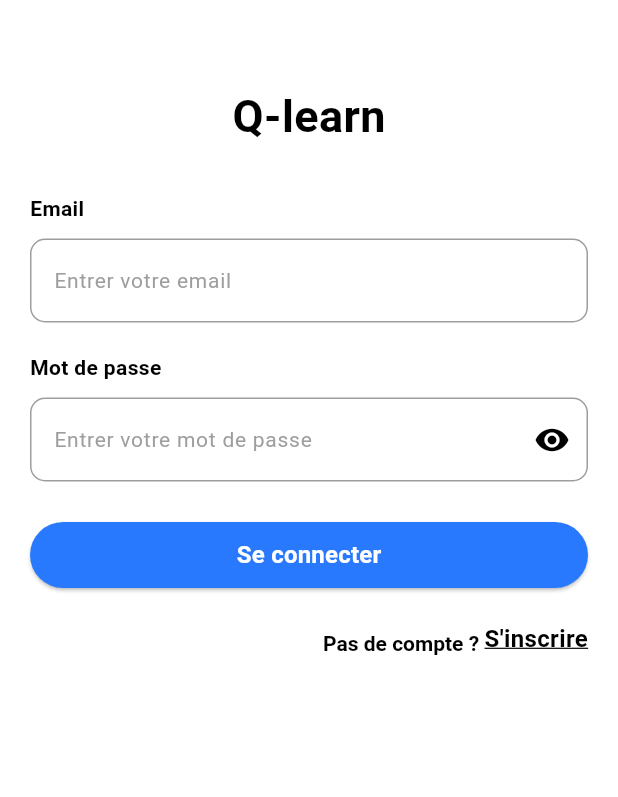
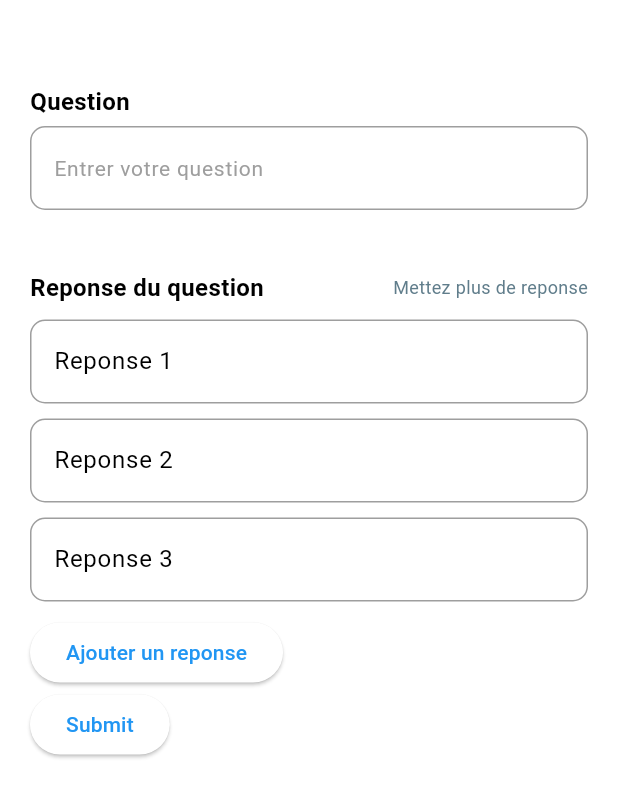
Before and after one commit to RasolomananaOlivier/qlearn, a Flutter app: the screen it shows after launch, on a phone screen of 412 x 824 dp. Shown: the top 797 px of the screen. Run offline on Flutter 3.47's test engine with Material 3 defaults, Android fonts, the phone set to English and light mode, and no system bars; drawn by our look-alikes of flutter_form_builder, oktoast; our stand-ins replace auto_route, dio, flutter_rating_bar, flutter_riverpod, form_builder_validators, get_it and 3 more; missing offline and left inert: awesome_dio_interceptor; generated files the repository leaves out were written again; Roboto replaces fonts that are missing (IBM, Montserrat); statements that could not run were skipped.

Commit message:
feat/init-design-dashboard-for-admin

```diff
--- a/lib/core/config/router/app_router.dart
+++ b/lib/core/config/router/app_router.dart
@@ -10,6 +10,9 @@ import 'package:q_learn/features/quiz_management/domain/models/quiz.dart';
 import 'package:q_learn/features/quiz_participation/presentation/pages/client_home_page.dart';
 import 'package:q_learn/features/quiz_participation/presentation/pages/quizz_page.dart';
 import 'package:q_learn/features/quiz_participation/presentation/pages/result_page.dart';
+import 'package:q_learn/features/admin/presentation/pages/admin_dashboard_page.dart';
+import 'package:q_learn/features/admin/presentation/pages/creation_question_page.dart';
+import 'package:q_learn/features/admin/presentation/pages/creation_quizz_page.dart';
 
 part 'app_router.gr.dart';
 
@@ -27,7 +30,9 @@ class AppRouter extends _$AppRouter implements AutoRouteGuard {
 
     if (authState.user != null ||
         resolver.route.name == LoginRoute.name ||
-        resolver.route.name == RegisterRoute.name) {
+        resolver.route.name == RegisterRoute.name ||
+        resolver.route.name == CreationQuestionRoute.name ||
+        resolver.route.name == CreationQuizzRoute.name) {
       // we continue navigation
       resolver.next();
     } else {
@@ -70,7 +75,7 @@ class AppRouter extends _$AppRouter implements AutoRouteGuard {
         // routes go here
         CustomRoute(
           page: RootRoute.page,
-          initial: true,
+          // initial: true,
           customRouteBuilder: (context, child, page) {
             return CupertinoPageRoute(
               settings: page,
@@ -111,6 +116,42 @@ class AppRouter extends _$AppRouter implements AutoRouteGuard {
             );
           },
         ),
+        /* ___________________________ ADMIN ________________________________  */
+
+        // Creation Question Page in Admin
+        CustomRoute(
+          page: CreationQuestionRoute.page,
+          initial: true,
+          customRouteBuilder: (context, child, page) {
+            return CupertinoPageRoute(
+              settings: page,
+              builder: (context) => child,
+            );
+          },
+        ),
+
+        CustomRoute(
+          page: CreationQuizzRoute.page,
+          customRouteBuilder: (context, child, page) {
+            return CupertinoPageRoute(
+              settings: page,
+              builder: (context) => child,
+            );
+          },
+        ),
+
+        // Admin Dashboard route
+        CustomRoute(
+          page: AdminDashboardRoute.page,
+          customRouteBuilder: (context, child, page) {
+            return CupertinoPageRoute(
+              settings: page,
+              builder: (context) => child,
+            );
+          },
+        ),
+
+/** ________________________________________________________________________ */
 
         CustomRoute(
           page: ResultRoute.page,
--- a/lib/core/config/router/auth_guard.dart
+++ b/lib/core/config/router/auth_guard.dart
@@ -4,7 +4,7 @@ import 'package:q_learn/core/config/router/app_router.dart';
 class AuthGuard extends AutoRouteGuard {
   @override
   void onNavigation(NavigationResolver resolver, StackRouter router) {
-    final authenticated = true; // check if user is authenticated
+    const authenticated = true; // check if user is authenticated
 
     // the navigation is paused until resolver.next() is called with either
     // true to resume/continue navigation or false to abort navigation
--- /dev/null
+++ b/lib/features/admin/presentation/pages/creation_question_page.dart
@@ -0,0 +1,22 @@
+import 'package:auto_route/auto_route.dart';
+import 'package:flutter/material.dart';
+import 'package:q_learn/features/admin/presentation/widgets/create_question_form.dart';
+
+@RoutePage()
+class CreationQuestionPage extends StatelessWidget {
+  const CreationQuestionPage({super.key});
+
+  @override
+  Widget build(BuildContext context) {
+    return Scaffold(
+        appBar: AppBar(),
+        body: const SingleChildScrollView(
+          child: Padding(
+            padding: EdgeInsets.symmetric(horizontal: 20),
+            child: Column(
+              children: [CreateQuestionForm()],
+            ),
+          ),
+        ));
+  }
+}
--- /dev/null
+++ b/lib/features/admin/presentation/widgets/create_question_form.dart
@@ -0,0 +1,158 @@
+import 'package:flutter/material.dart';
+import 'package:flutter_form_builder/flutter_form_builder.dart';
+import 'package:flutter_riverpod/flutter_riverpod.dart';
+import 'package:form_builder_validators/form_builder_validators.dart';
+import 'package:q_learn/core/utils/constants/input_decoration_property.dart';
+
+final questionFormErrorProvider = StateProvider((ref) => QuestionFormError());
+
+class QuestionFormError {
+  String? get question => null;
+}
+
+class CreateQuestionForm extends ConsumerStatefulWidget {
+  const CreateQuestionForm({super.key});
+
+  @override
+  ConsumerState<CreateQuestionForm> createState() => _CreateQuestionFormState();
+}
+
+class _CreateQuestionFormState extends ConsumerState<CreateQuestionForm> {
+  final _formKey = GlobalKey<FormBuilderState>();
+  final List<Widget> _responseFields = [];
+  int _responseCount = 3;
+
+  @override
+  void didChangeDependencies() {
+    super.didChangeDependencies();
+    _addInitialResponseFields();
+  }
+
+  void _addInitialResponseFields() {
+    if (_responseFields.isEmpty) {
+      // Ensure fields are added only once
+      for (int i = 1; i <= _responseCount; i++) {
+        _responseFields.add(_buildResponseField(i));
+      }
+    }
+  }
+
+  Widget _buildResponseField(int index) {
+    return Padding(
+      key: ValueKey('reponse_$index'), // Ajoutez une clé unique
+      padding: const EdgeInsets.only(bottom: 10),
+      child: FormBuilderTextField(
+        name: 'reponse_$index',
+        onChanged: (value) {
+          // Handle value changes if necessary
+        },
+        decoration: InputDecoration(
+          hintText: 'Reponse $index',
+          border: InputDecorationProperty.border(context),
+          enabledBorder: InputDecorationProperty.enabledBorder(),
+        ),
+        validator: FormBuilderValidators.compose([
+          FormBuilderValidators.required(),
+          FormBuilderValidators.maxLength(100),
+        ]),
+      ),
+    );
+  }
+
+  void _addResponseField() {
+    if (_responseCount < 6) {
+      setState(() {
+        _responseCount++;
+        _responseFields.add(_buildResponseField(_responseCount));
+      });
+    }
+  }
+
+  void _onSubmit() {
+    if (_formKey.currentState?.saveAndValidate() ?? false) {
+      // Form is valid, proceed with submission
+      final formData = _formKey.currentState?.value;
+      print('Form Data: $formData');
+      // Handle form submission, e.g., send data to the server or navigate to another page
+    } else {
+      print('Form is invalid');
+    }
+  }
+
+  @override
+  Widget build(BuildContext context) {
+    final questionFormError = ref.watch(questionFormErrorProvider);
+
+    return FormBuilder(
+      key: _formKey,
+      child: Column(
+        mainAxisAlignment: MainAxisAlignment.spaceBetween,
+        crossAxisAlignment: CrossAxisAlignment.start,
+        mainAxisSize: MainAxisSize.max,
+        children: <Widget>[
+          Container(
+            decoration: const BoxDecoration(),
+            child: Column(
+              crossAxisAlignment: CrossAxisAlignment.start,
+              children: [
+                const Text(
+                  'Question',
+                  textAlign: TextAlign.left,
+                  style: TextStyle(
+                    fontSize: 16,
+                    fontWeight: FontWeight.bold,
+                  ),
+                ),
+                const SizedBox(height: 5),
+                FormBuilderTextField(
+                  name: 'content',
+                  keyboardType: TextInputType.text,
+                  onChanged: (value) {
+                    ref.read(questionFormErrorProvider.notifier).state =
+                        QuestionFormError();
+                  },
+                  decoration: InputDecoration(
+                    hintText: 'Entrer votre question',
+                    hintStyle: InputDecorationProperty.hintStyle(),
+                    border: InputDecorationProperty.border(context),
+                    enabledBorder: InputDecorationProperty.enabledBorder(),
+                    errorText: questionFormError.question,
+                  ),
+                  validator: FormBuilderValidators.compose([
+                    FormBuilderValidators.required(),
+                    FormBuilderValidators.minLength(10),
+                  ]),
+                ),
+                const SizedBox(height: 40),
+                const Row(
+                  mainAxisAlignment: MainAxisAlignment.spaceBetween,
+                  children: <Widget>[
+                    Text(
+                      'Reponse du question',
+                      style:
+                          TextStyle(fontSize: 16, fontWeight: FontWeight.bold),
+                    ),
+                    Text(
+                      'Mettez plus de reponse',
+                      style: TextStyle(fontSize: 12, color: Colors.blueGrey),
+                    )
+                  ],
+                ),
+                const SizedBox(height: 10),
+                ..._responseFields,
+                ElevatedButton(
+                  onPressed: _addResponseField,
+                  child: const Text('Ajouter un reponse'),
+                ),
+              ],
+            ),
+          ),
+          ElevatedButton(
+            onPressed: _onSubmit,
+            child: const Text('Submit'),
+          ),
+        ],
+      ),
+    );
+  }
+}
```
Also changed, not shown: lib/features/admin/presentation/pages/admin_dashboard_page.dart (added, +91 -0 lines), lib/features/admin/presentation/pages/creation_quizz_page.dart (added, +29 -0 lines), lib/features/admin/presentation/widgets/Dashboard_Category_List.dart (added, +31 -0 lines), lib/features/admin/presentation/widgets/Dashboard_Description_section.dart (added, +25 -0 lines), lib/features/admin/presentation/widgets/Dashboard_Options_Card.dart (added, +175 -0 lines), lib/core/config/router/app_router.gr.dart, lib/features/auth/presentation/providers/login/login_provider.g.dart.
